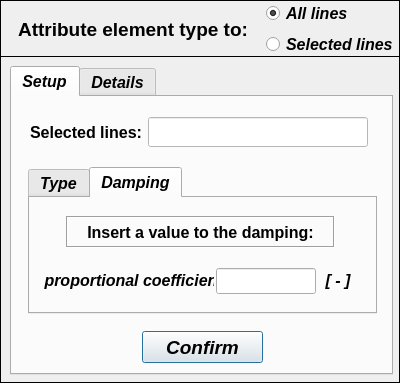
Before: the Qt Designer form data/user_input/ui/Model/Setup/Acoustic/acousticElementTypeInput.ui in open-pulse/OpenPulse, drawn with Qt 5.
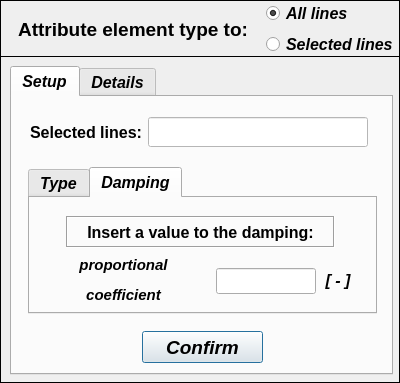
After: the same form once the commit is applied. The open tabs and pages were chosen to show the change.

Commit message: replace "Hysteretic" with "Proportional" in acoustics #90.

```diff
--- a/data/user_input/ui/Model/Setup/Acoustic/acousticElementTypeInput.ui
+++ b/data/user_input/ui/Model/Setup/Acoustic/acousticElementTypeInput.ui
@@ -384,28 +384,28 @@
         </property>
         <property name="geometry">
          <rect>
-          <x>14</x>
-          <y>68</y>
-          <width>170</width>
-          <height>30</height>
+          <x>3</x>
+          <y>57</y>
+          <width>181</width>
+          <height>51</height>
          </rect>
         </property>
         <property name="minimumSize">
          <size>
-          <width>170</width>
-          <height>30</height>
+          <width>0</width>
+          <height>0</height>
          </size>
         </property>
         <property name="maximumSize">
          <size>
-          <width>170</width>
-          <height>30</height>
+          <width>16777215</width>
+          <height>16777215</height>
          </size>
         </property>
         <property name="font">
          <font>
           <family>Arial</family>
-          <pointsize>12</pointsize>
+          <pointsize>11</pointsize>
           <weight>75</weight>
           <italic>true</italic>
           <bold>true</bold>
@@ -415,7 +415,12 @@
          <bool>true</bool>
         </property>
         <property name="text">
-         <string>&lt;html&gt;&lt;head/&gt;&lt;body&gt;&lt;p align=&quot;center&quot;&gt;proportional coefficient&lt;/p&gt;&lt;/body&gt;&lt;/html&gt;</string>
+         <string>&lt;!DOCTYPE HTML PUBLIC &quot;-//W3C//DTD HTML 4.0//EN&quot; &quot;http://www.w3.org/TR/REC-html40/strict.dtd&quot;&gt;
+&lt;html&gt;&lt;head&gt;&lt;meta name=&quot;qrichtext&quot; content=&quot;1&quot; /&gt;&lt;style type=&quot;text/css&quot;&gt;
+p, li { white-space: pre-wrap; }
+&lt;/style&gt;&lt;/head&gt;&lt;body style=&quot; font-family:'Arial'; font-size:11pt; font-weight:600; font-style:italic;&quot;&gt;
+&lt;p align=&quot;center&quot; style=&quot; margin-top:12px; margin-bottom:12px; margin-left:0px; margin-right:0px; -qt-block-indent:0; text-indent:0px;&quot;&gt;proportional&lt;/p&gt;
+&lt;p align=&quot;center&quot; style=&quot; margin-top:12px; margin-bottom:12px; margin-left:0px; margin-right:0px; -qt-block-indent:0; text-indent:0px;&quot;&gt;coefficient&lt;/p&gt;&lt;/body&gt;&lt;/html&gt;</string>
         </property>
         <property name="alignment">
          <set>Qt::AlignCenter</set>
```
The commit also changes 3 other files.
